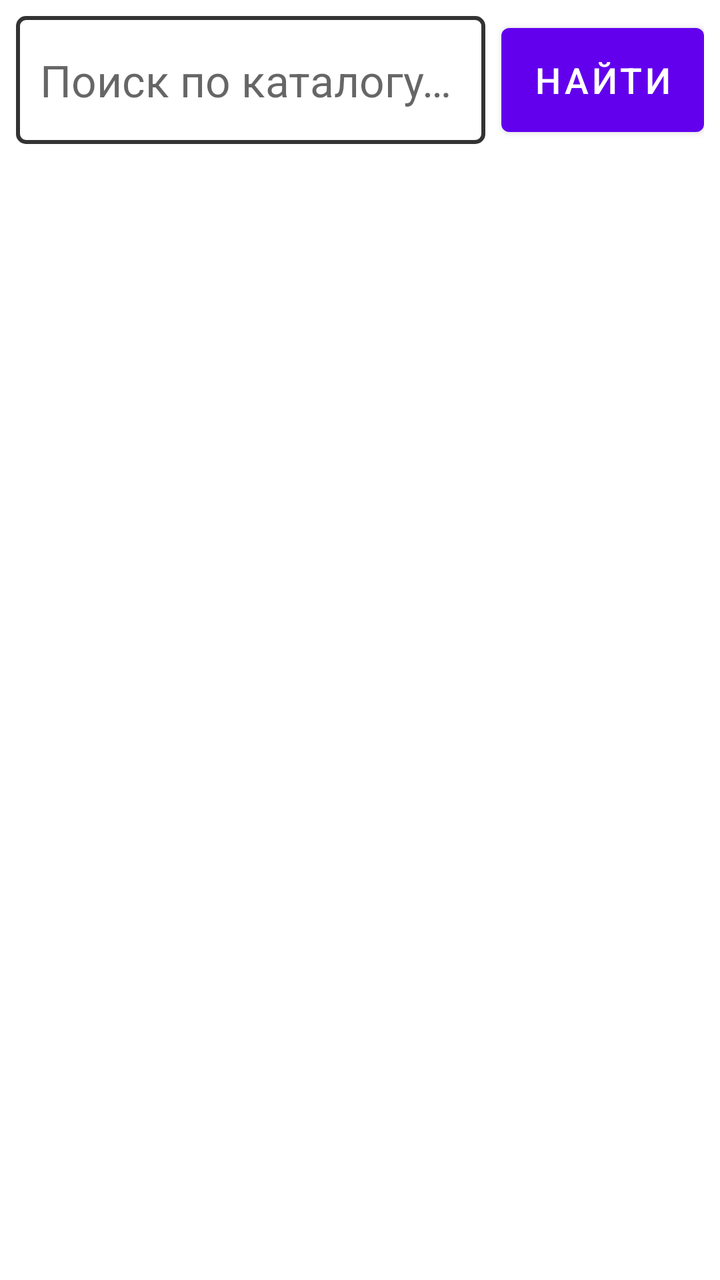
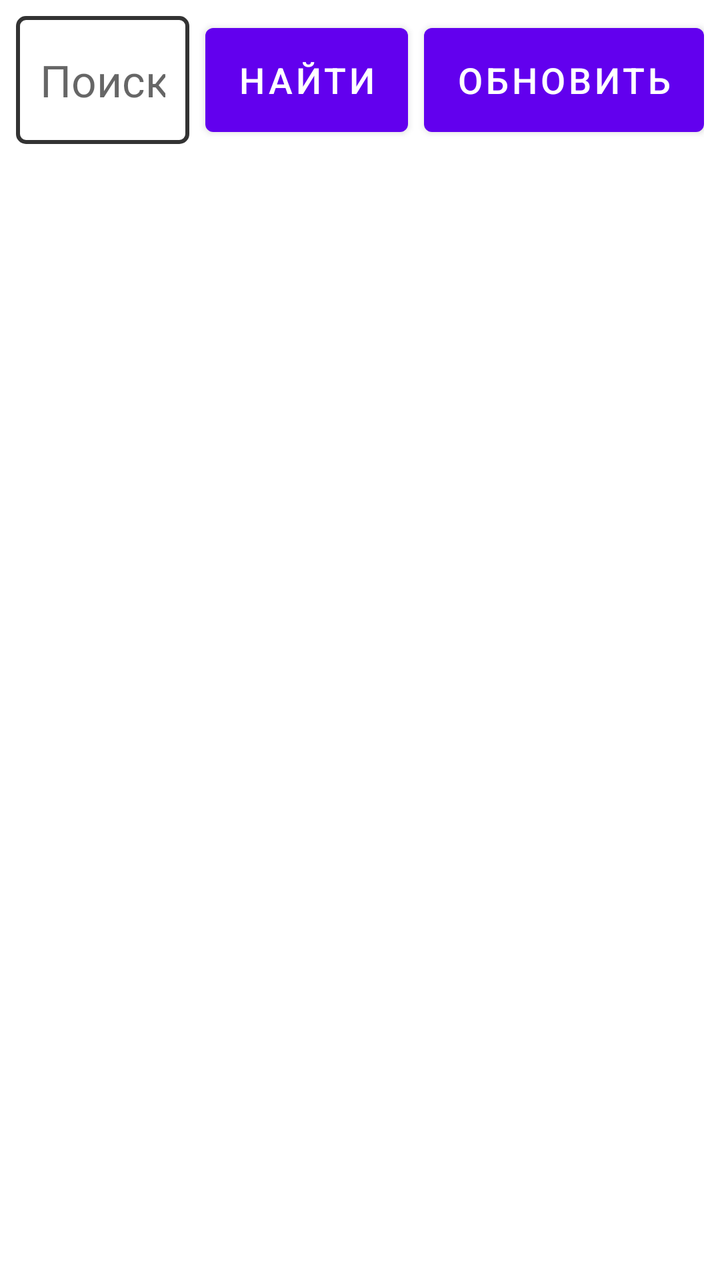

The first picture is an Android layout as it rendered before a commit; the second is the same layout after the commit. The layout source and the unified diff follow.
<!-- AndroidManifest.xml: fallback theme Theme.MaterialComponents.DayNight.NoActionBar -->
<!-- res/layout/catalog.xml -->
<?xml version="1.0" encoding="utf-8"?>
<LinearLayout xmlns:android="http://schemas.android.com/apk/res/android"
    android:layout_width="fill_parent"
    android:layout_height="fill_parent"
    android:orientation="vertical">

    <LinearLayout
        android:layout_width="fill_parent"
        android:layout_height="wrap_content"
        android:orientation="horizontal"
        android:paddingLeft="8dp"
        android:paddingRight="8dp"
        android:paddingTop="8dp"
        android:paddingBottom="4dp">

        <EditText
            android:id="@+id/search_input"
            android:layout_width="0dp"
            android:layout_height="wrap_content"
            android:layout_weight="1"
            android:hint="@string/search_hint"
            android:inputType="text"
            android:singleLine="true"
            android:maxLines="1"
            android:imeOptions="actionSearch"
            android:minHeight="64dp"
            android:paddingLeft="12dp"
            android:paddingRight="12dp"
            android:paddingTop="16dp"
            android:paddingBottom="16dp"
            android:textSize="22sp"
            android:textColor="#000000"
            android:background="@drawable/search_bg"
            android:gravity="center_vertical" />

        <Button
            android:id="@+id/search_btn"
            android:layout_width="wrap_content"
            android:layout_height="match_parent"
            android:layout_marginLeft="8dp"
            android:text="@string/search_btn"
            android:minHeight="64dp"
            android:textSize="18sp" />
    </LinearLayout>

    <TextView
        android:id="@+id/empty"
        android:layout_width="fill_parent"
        android:layout_height="wrap_content"
        android:padding="16dp"
        android:textSize="14sp"
        android:visibility="gone" />

    <ProgressBar
        android:id="@+id/progress"
        android:layout_width="wrap_content"
        android:layout_height="wrap_content"
        android:layout_gravity="center_horizontal"
        android:layout_margin="12dp"
        android:visibility="gone" />

    <ListView
        android:id="@+id/list"
        android:layout_width="fill_parent"
        android:layout_height="fill_parent"
        android:layout_weight="1" />
</LinearLayout>
<!-- resources referenced by this layout -->
<resources>
  <!-- drawable search_bg (drawable) -->
  <?xml version="1.0" encoding="utf-8"?>
  <shape xmlns:android="http://schemas.android.com/apk/res/android"
      android:shape="rectangle">
      <solid android:color="#FFFFFF" />
      <stroke
          android:width="2dp"
          android:color="#333333" />
      <corners android:radius="4dp" />
  </shape>
  <string name="search_btn">Найти</string>
  <string name="search_hint">Поиск по каталогу…</string>
</resources>

<!-- the commit's change to res/layout/catalog.xml (unified diff, before → after) -->
@@ -41,6 +41,15 @@
             android:text="@string/search_btn"
             android:minHeight="64dp"
             android:textSize="18sp" />
+
+        <Button
+            android:id="@+id/refresh_btn"
+            android:layout_width="wrap_content"
+            android:layout_height="match_parent"
+            android:layout_marginLeft="8dp"
+            android:text="@string/refresh_btn"
+            android:minHeight="64dp"
+            android:textSize="18sp" />
     </LinearLayout>
 
     <TextView
<!-- resource entries referenced after the edit -->
@@ -10,6 +10,7 @@
           android:color="#333333" />
       <corners android:radius="4dp" />
   </shape>
+  <string name="refresh_btn">Обновить</string>
   <string name="search_btn">Найти</string>
   <string name="search_hint">Поиск по каталогу…</string>
 </resources>
